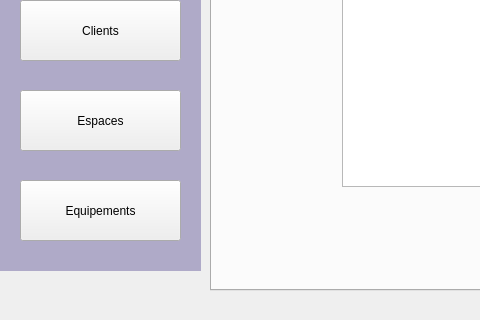
Before: the Qt Designer form mainwindow.ui in BEmooW/Projet_CPP, drawn with Qt 5; both pictures show x 0 to 480 and y 347 to 667 of the 1153 by 667 pixel window.
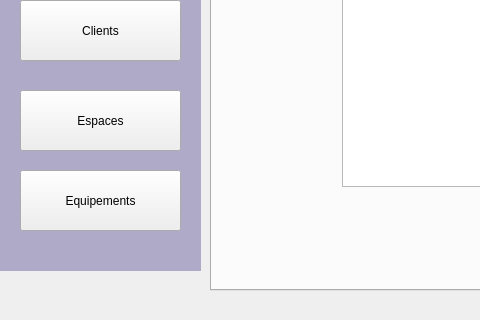
After: the same form once the commit is applied. The open tabs and pages were chosen to show the change.

```diff
--- a/mainwindow.ui
+++ b/mainwindow.ui
@@ -1452,7 +1452,7 @@
     <property name="geometry">
      <rect>
       <x>20</x>
-      <y>510</y>
+      <y>500</y>
       <width>161</width>
       <height>61</height>
      </rect>
```
Left out of the diff: 6 changed lines with no effect on the pictures.
